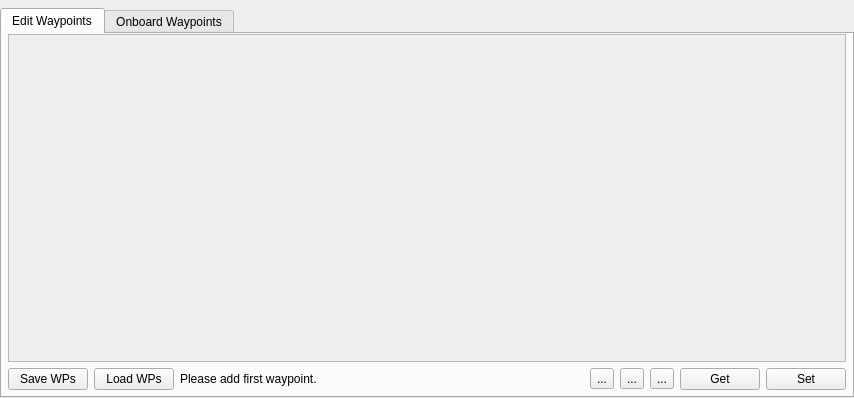
First picture: the form in src/ui/WaypointList.ui, repository ArduPilot/apm_planner, before the edit.
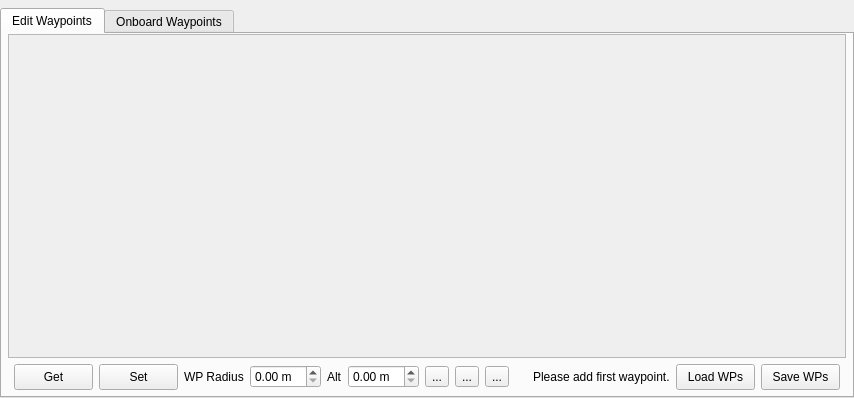
Second picture: the form after the edit. Icons and pictures are not drawn.

Commit message: Mission Widget: Add Default Alt & WP Radius

Patch:
```diff
--- a/src/ui/WaypointList.ui
+++ b/src/ui/WaypointList.ui
@@ -63,7 +63,28 @@
        <property name="verticalSpacing">
         <number>6</number>
        </property>
-       <item row="0" column="0" colspan="9">
+       <item row="1" column="6">
+        <widget class="QDoubleSpinBox" name="altSpinBox">
+         <property name="suffix">
+          <string> m</string>
+         </property>
+        </widget>
+       </item>
+       <item row="1" column="5">
+        <widget class="QLabel" name="altLabel">
+         <property name="text">
+          <string>Alt</string>
+         </property>
+        </widget>
+       </item>
+       <item row="1" column="4">
+        <widget class="QDoubleSpinBox" name="wpRadiusSpinBox">
+         <property name="suffix">
+          <string> m</string>
+         </property>
+        </widget>
+       </item>
+       <item row="0" column="0" colspan="18">
         <widget class="QScrollArea" name="scrollArea">
          <property name="widgetResizable">
           <bool>true</bool>
@@ -95,8 +116,14 @@
          </widget>
         </widget>
        </item>
-       <item row="1" column="0">
+       <item row="1" column="16">
         <widget class="QPushButton" name="saveButton">
+         <property name="minimumSize">
+          <size>
+           <width>0</width>
+           <height>26</height>
+          </size>
+         </property>
          <property name="toolTip">
           <string>Save waypoints to a file on the local harddisk. Does not save them on the MAV.</string>
          </property>
@@ -111,8 +138,107 @@
          </property>
         </widget>
        </item>
+       <item row="1" column="7">
+        <widget class="QToolButton" name="positionAddButton">
+         <property name="toolTip">
+          <string>Set the current vehicle position as new waypoint</string>
+         </property>
+         <property name="statusTip">
+          <string>Set the current vehicle position as new waypoint</string>
+         </property>
+         <property name="whatsThis">
+          <string>Set the current vehicle position as new waypoint</string>
+         </property>
+         <property name="text">
+          <string>...</string>
+         </property>
+         <property name="icon">
+          <iconset resource="../../qgroundcontrol.qrc">
+           <normaloff>:/files/images/actions/go-bottom.svg</normaloff>:/files/images/actions/go-bottom.svg</iconset>
+         </property>
+        </widget>
+       </item>
        <item row="1" column="1">
+        <widget class="QPushButton" name="readButton">
+         <property name="minimumSize">
+          <size>
+           <width>0</width>
+           <height>26</height>
+          </size>
+         </property>
+         <property name="toolTip">
+          <string>Read all waypoints from the MAV. Clears the list on this computer.</string>
+         </property>
+         <property name="statusTip">
+          <string>Read all waypoints from the MAV. Clears the list on this computer.</string>
+         </property>
+         <property name="whatsThis">
+          <string>Read all waypoints from the MAV. Clears the list on this computer.</string>
+         </property>
+         <property name="text">
+          <string>Get</string>
+         </property>
+         <property name="icon">
+          <iconset resource="../../qgroundcontrol.qrc">
+           <normaloff>:/files/images/status/software-update-available.svg</normaloff>:/files/images/status/software-update-available.svg</iconset>
+         </property>
+        </widget>
+       </item>
+       <item row="1" column="8">
+        <widget class="QToolButton" name="addButton">
+         <property name="toolTip">
+          <string>Add a new waypoint to this list. Transmit via write to the MAV.</string>
+         </property>
+         <property name="statusTip">
+          <string>Add a new waypoint to this list. Transmit via write to the MAV.</string>
+         </property>
+         <property name="whatsThis">
+          <string>Add a new waypoint to this list. Transmit via write to the MAV.</string>
+         </property>
+         <property name="text">
+          <string>...</string>
+         </property>
+         <property name="icon">
+          <iconset resource="../../qgroundcontrol.qrc">
+           <normaloff>:/files/images/actions/list-add.svg</normaloff>:/files/images/actions/list-add.svg</iconset>
+         </property>
+        </widget>
+       </item>
+       <item row="1" column="3">
+        <widget class="QLabel" name="wpRadiusLabel">
+         <property name="text">
+          <string>WP Radius</string>
+         </property>
+        </widget>
+       </item>
+       <item row="1" column="9">
+        <widget class="QToolButton" name="clearWPListButton">
+         <property name="toolTip">
+          <string>Delete all waypoints from this list. You have to click write to clear the list on the MAV as well.</string>
+         </property>
+         <property name="statusTip">
+          <string>Delete all waypoints from this list. You have to click write to clear the list on the MAV as well.</string>
+         </property>
+         <property name="whatsThis">
+          <string>Delete all waypoints from this list. You have to click write to clear the list on the MAV as well.</string>
+         </property>
+         <property name="text">
+          <string>...</string>
+         </property>
+         <property name="icon">
+          <iconset resource="../../qgroundcontrol.qrc">
+           <normaloff>:/files/images/actions/process-stop.svg</normaloff>:/files/images/actions/process-stop.svg</iconset>
+         </property>
+        </widget>
+       </item>
+       <item row="1" column="15">
         <widget class="QPushButton" name="loadButton">
+         <property name="minimumSize">
+          <size>
+           <width>0</width>
+           <height>26</height>
+          </size>
+         </property>
          <property name="toolTip">
           <string>Load waypoints from a file on the local harddisk. Does not load the waypoints on the MAV.</string>
          </property>
@@ -127,101 +253,27 @@
          </property>
         </widget>
        </item>
-       <item row="1" column="3">
+       <item row="1" column="12">
         <spacer name="horizontalSpacer">
          <property name="orientation">
           <enum>Qt::Horizontal</enum>
          </property>
          <property name="sizeHint" stdset="0">
           <size>
-           <width>127</width>
+           <width>40</width>
            <height>20</height>
           </size>
          </property>
         </spacer>
        </item>
-       <item row="1" column="4">
-        <widget class="QToolButton" name="positionAddButton">
-         <property name="toolTip">
-          <string>Set the current vehicle position as new waypoint</string>
-         </property>
-         <property name="statusTip">
-          <string>Set the current vehicle position as new waypoint</string>
-         </property>
-         <property name="whatsThis">
-          <string>Set the current vehicle position as new waypoint</string>
-         </property>
-         <property name="text">
-          <string>...</string>
-         </property>
-         <property name="icon">
-          <iconset resource="../../qgroundcontrol.qrc">
-           <normaloff>:/files/images/actions/go-bottom.svg</normaloff>:/files/images/actions/go-bottom.svg</iconset>
-         </property>
-        </widget>
-       </item>
-       <item row="1" column="5">
-        <widget class="QToolButton" name="addButton">
-         <property name="toolTip">
-          <string>Add a new waypoint to this list. Transmit via write to the MAV.</string>
-         </property>
-         <property name="statusTip">
-          <string>Add a new waypoint to this list. Transmit via write to the MAV.</string>
-         </property>
-         <property name="whatsThis">
-          <string>Add a new waypoint to this list. Transmit via write to the MAV.</string>
-         </property>
-         <property name="text">
-          <string>...</string>
-         </property>
-         <property name="icon">
-          <iconset resource="../../qgroundcontrol.qrc">
-           <normaloff>:/files/images/actions/list-add.svg</normaloff>:/files/images/actions/list-add.svg</iconset>
-         </property>
-        </widget>
-       </item>
-       <item row="1" column="6">
-        <widget class="QToolButton" name="clearWPListButton">
-         <property name="toolTip">
-          <string>Delete all waypoints from this list. You have to click write to clear the list on the MAV as well.</string>
-         </property>
-         <property name="statusTip">
-          <string>Delete all waypoints from this list. You have to click write to clear the list on the MAV as well.</string>
-         </property>
-         <property name="whatsThis">
-          <string>Delete all waypoints from this list. You have to click write to clear the list on the MAV as well.</string>
-         </property>
-         <property name="text">
-          <string>...</string>
-         </property>
-         <property name="icon">
-          <iconset resource="../../qgroundcontrol.qrc">
-           <normaloff>:/files/images/actions/process-stop.svg</normaloff>:/files/images/actions/process-stop.svg</iconset>
-         </property>
-        </widget>
-       </item>
-       <item row="1" column="7">
-        <widget class="QPushButton" name="readButton">
-         <property name="toolTip">
-          <string>Read all waypoints from the MAV. Clears the list on this computer.</string>
-         </property>
-         <property name="statusTip">
-          <string>Read all waypoints from the MAV. Clears the list on this computer.</string>
-         </property>
-         <property name="whatsThis">
-          <string>Read all waypoints from the MAV. Clears the list on this computer.</string>
-         </property>
-         <property name="text">
-          <string>Get</string>
-         </property>
-         <property name="icon">
-          <iconset resource="../../qgroundcontrol.qrc">
-           <normaloff>:/files/images/status/software-update-available.svg</normaloff>:/files/images/status/software-update-available.svg</iconset>
-         </property>
-        </widget>
-       </item>
-       <item row="1" column="8">
+       <item row="1" column="2">
         <widget class="QPushButton" name="transmitButton">
+         <property name="minimumSize">
+          <size>
+           <width>0</width>
+           <height>26</height>
+          </size>
+         </property>
          <property name="toolTip">
           <string>Transmit all waypoints on this list to the MAV.</string>
          </property>
@@ -240,7 +292,7 @@
          </property>
         </widget>
        </item>
-       <item row="1" column="2">
+       <item row="1" column="13" colspan="2">
         <widget class="QLabel" name="statusLabel">
          <property name="toolTip">
           <string>The current waypoint transmission status</string>
```
The commit also changes 4 other files.
